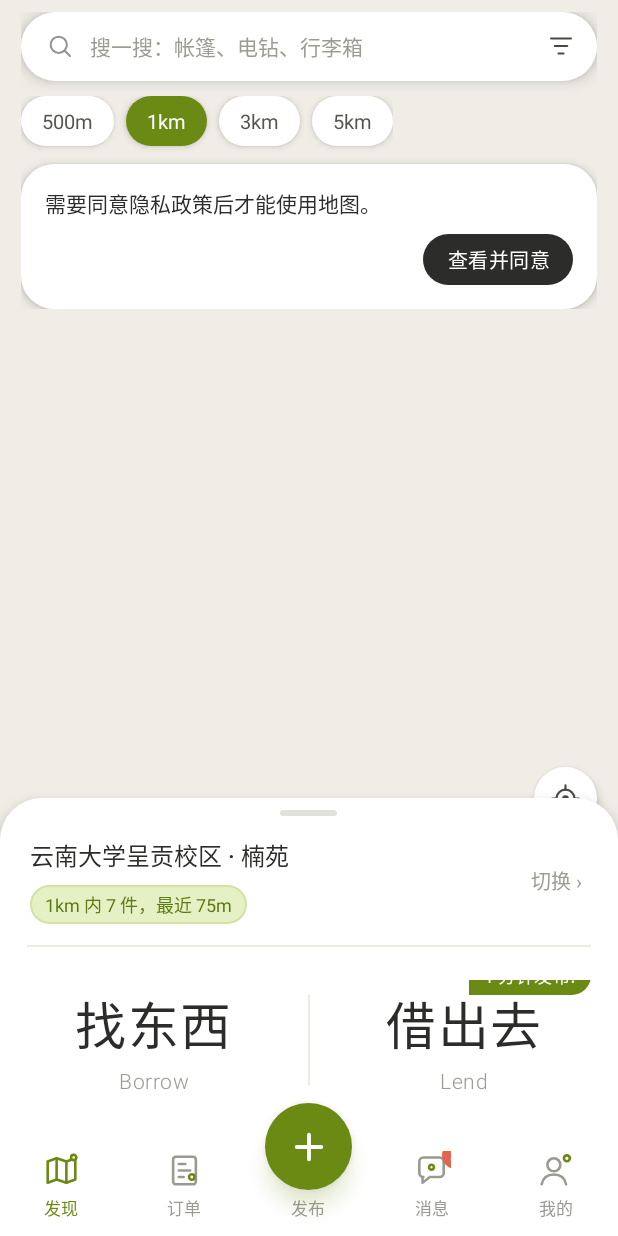
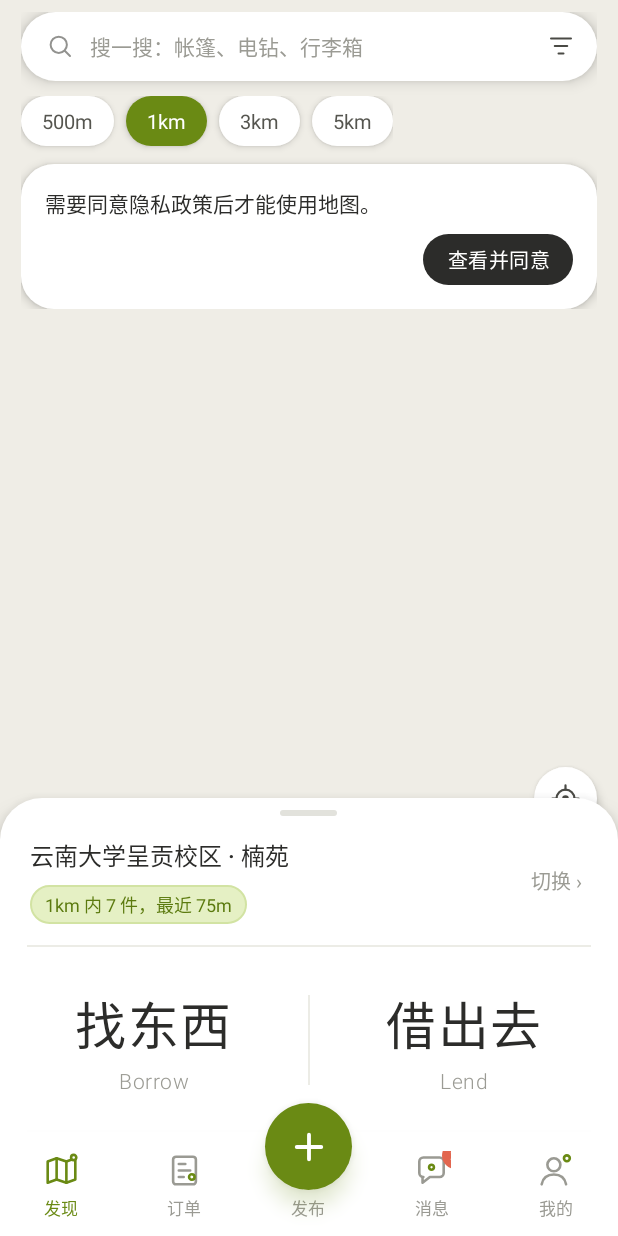
Before and after one commit to seobang564-web/linli-jiewu, an Android app: the DiscoverFragment screen opened directly, with no data from a screen before it, on a phone screen of 412 x 824 dp. Run offline under Robolectric (Android 15) with nearby library versions, the phone set to English and light mode, and no system bars; libraries missing offline, so code that uses them is left out: com.amap.api; 1 statement that could not run was skipped.

Commit message:
fix(android): 去掉发现页「借出去」上被遮挡的「1 分钟发布」角标

```diff
--- a/android/app/src/main/res/layout/fragment_discover.xml
+++ b/android/app/src/main/res/layout/fragment_discover.xml
@@ -225,18 +225,6 @@
                         <TextView style="@style/T.Big" android:layout_width="wrap_content" android:layout_height="wrap_content" android:text="@string/discover_lend" />
                         <TextView style="@style/T.En" android:layout_width="wrap_content" android:layout_height="wrap_content" android:layout_marginTop="6dp" android:text="@string/discover_lend_en" />
                     </LinearLayout>
-
-                    <TextView
-                        android:id="@+id/lendBadge"
-                        style="@style/T.Pill"
-                        android:layout_width="wrap_content"
-                        android:layout_height="wrap_content"
-                        android:layout_gravity="top|end"
-                        android:layout_marginTop="-16dp"
-                        android:layout_marginEnd="18dp"
-                        android:background="@drawable/bg_pill_olive"
-                        android:text="@string/discover_lend_badge"
-                        android:textColor="@color/surface" />
                 </FrameLayout>
             </LinearLayout>
 
--- a/android/app/src/main/res/values/strings.xml
+++ b/android/app/src/main/res/values/strings.xml
@@ -65,7 +65,6 @@
     <string name="discover_borrow_en">Borrow</string>
     <string name="discover_lend">借出去</string>
     <string name="discover_lend_en">Lend</string>
-    <string name="discover_lend_badge">1 分钟发布!</string>
     <string name="discover_nearest">离你最近</string>
     <string name="discover_nearest_en">Nearest first</string>
     <string name="loading_search">正在搜索附近</string>
```
